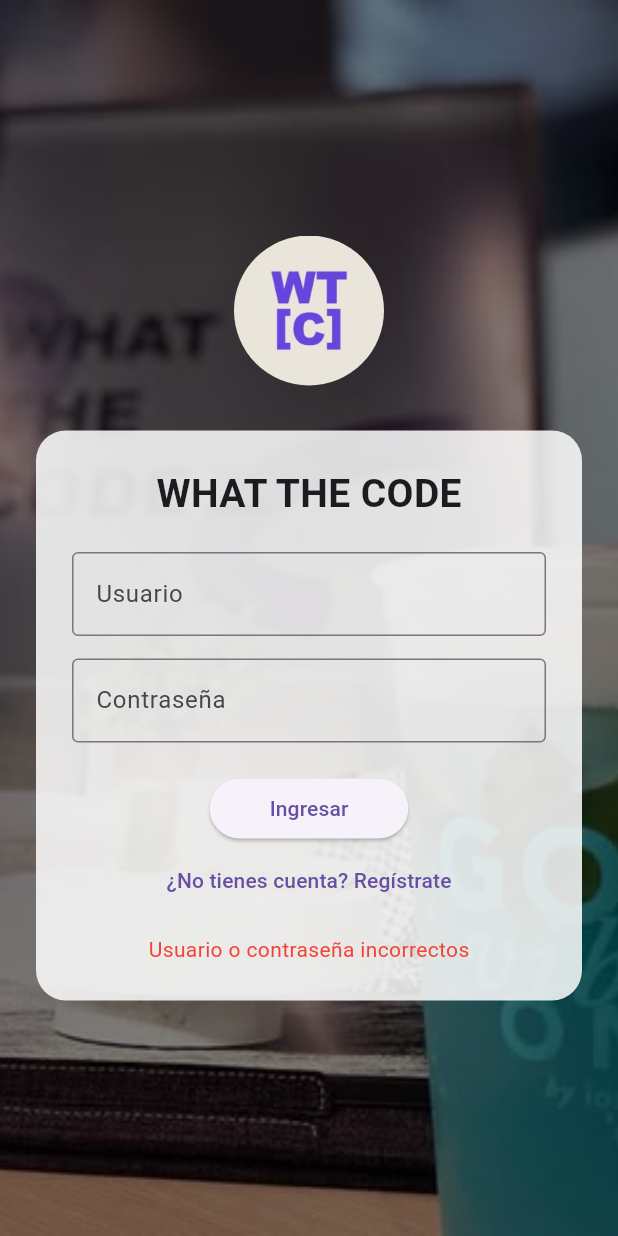
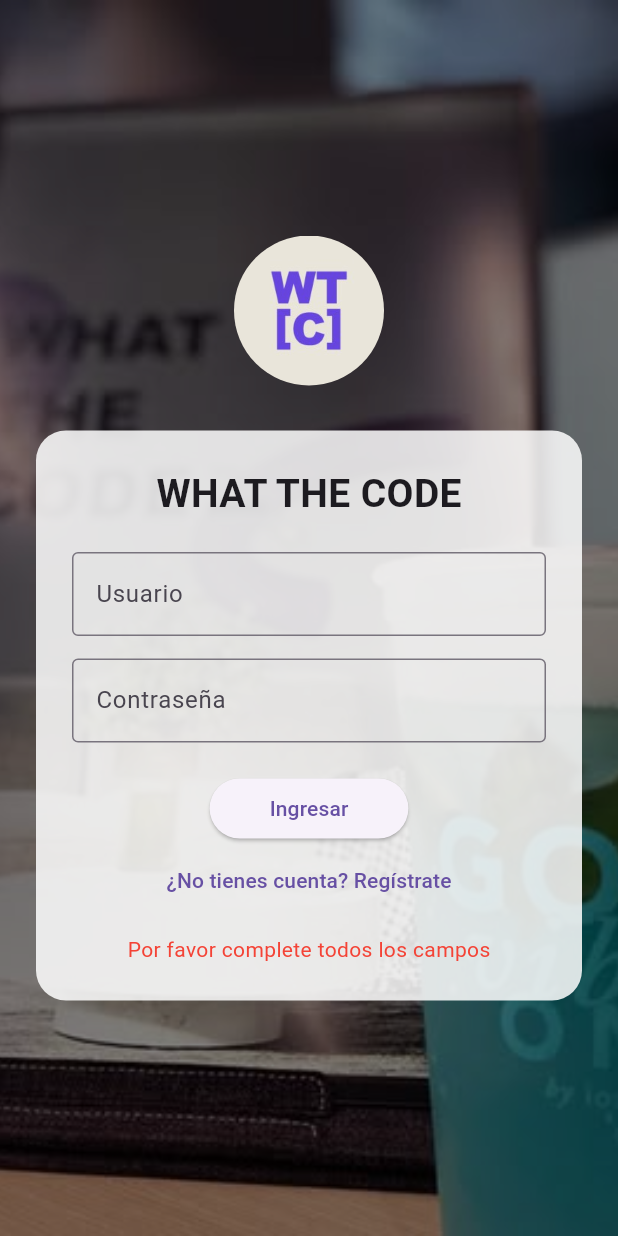
Before and after one commit to leofrancoceti/whatthecode_pt1, a Flutter app: the screen it shows after launch, after a tap on "Ingresar", on a phone screen of 412 x 824 dp. Run offline on Flutter 3.47's test engine with Material 3 defaults, Android fonts, the phone set to English and light mode, and no system bars; our stand-ins replace image_picker, qr_flutter, sqflite; accounts and stored records are empty.

```diff
--- a/lib/screens/login_screen.dart
+++ b/lib/screens/login_screen.dart
@@ -1,6 +1,7 @@
 import 'package:flutter/material.dart';
 import 'dashboard_screen.dart';
 import 'register_screen.dart';
+import '../services/auth_service.dart';
 
 class LoginScreen extends StatefulWidget {
   const LoginScreen({super.key});
@@ -14,6 +15,7 @@ class _LoginScreenState extends State<LoginScreen>
   final _userController = TextEditingController();
   final _passController = TextEditingController();
   String? _errorText;
+  bool _isLoading = false;
 
   late AnimationController _controller;
   late Animation<double> _scaleAnimation;
@@ -38,16 +40,35 @@ class _LoginScreenState extends State<LoginScreen>
     super.dispose();
   }
 
-  void _login() {
-    if (_userController.text == "admin" && _passController.text == "1234") {
-      Navigator.pushReplacement(
-        context,
-        MaterialPageRoute(builder: (_) => const DashboardScreen()),
+  Future<void> _login() async {
+    if (_userController.text.isEmpty || _passController.text.isEmpty) {
+      setState(() => _errorText = "Por favor complete todos los campos");
+      return;
+    }
+
+    setState(() {
+      _errorText = null;
+      _isLoading = true;
+    });
+
+    try {
+      final isValid = await AuthService.login(
+        _userController.text.trim(),
+        _passController.text.trim(),
       );
-    } else {
-      setState(() {
-        _errorText = "Usuario o contraseña incorrectos";
-      });
+
+      if (isValid && mounted) {
+        Navigator.pushReplacement(
+          context,
+          MaterialPageRoute(builder: (_) => const DashboardScreen()),
+        );
+      }
+    } catch (e) {
+      if (mounted) {
+        setState(() => _errorText = e.toString());
+      }
+    } finally {
+      if (mounted) setState(() => _isLoading = false);
     }
   }
 
@@ -96,7 +117,7 @@ class _LoginScreenState extends State<LoginScreen>
                         TextField(
                           controller: _userController,
                           decoration: const InputDecoration(
-                              labelText: 'Usuario', //
+                              labelText: 'Usuario',
                               border: OutlineInputBorder()),
                         ),
                         const SizedBox(height: 15),
@@ -109,15 +130,22 @@ class _LoginScreenState extends State<LoginScreen>
                         ),
                         const SizedBox(height: 20),
                         ElevatedButton(
-                          onPressed: _login,
+                          onPressed: _isLoading ? null : _login,
                           style: ElevatedButton.styleFrom(
                               padding:
                                   const EdgeInsets.symmetric(horizontal: 40)),
-                          child: const Text("Ingresar"),
+                          child: _isLoading
+                              ? const CircularProgressIndicator()
+                              : const Text("Ingresar"),
                         ),
-                            TextButton(onPressed: () => Navigator.push(context,MaterialPageRoute(builder: (_) => const RegisterScreen()), ),
-                             child: const Text('¿No tienes cuenta? Regístrate'),
-                            ),
+                        TextButton(
+                          onPressed: () => Navigator.push(
+                            context,
+                            MaterialPageRoute(
+                                builder: (_) => const RegisterScreen()),
+                          ),
+                          child: const Text('¿No tienes cuenta? Regístrate'),
+                        ),
                         if (_errorText != null)
                           Padding(
                             padding: const EdgeInsets.only(top: 12),
--- a/pubspec.yaml
+++ b/pubspec.yaml
@@ -34,6 +34,8 @@ dependencies:
     sdk: flutter
   qr_flutter: ^4.0.0
   image_picker: ^1.0.7
+  sqflite: ^2.3.0
+  path: ^1.8.0
 
 
 
```
Also changed, not shown: lib/models/user_model.dart (added, +15 -0 lines), lib/screens/register_screen.dart (+50 -54 lines), lib/services/auth_service.dart (added, +30 -0 lines), lib/services/database_helper.dart (added, +54 -0 lines), pubspec.lock, 2 other files.
